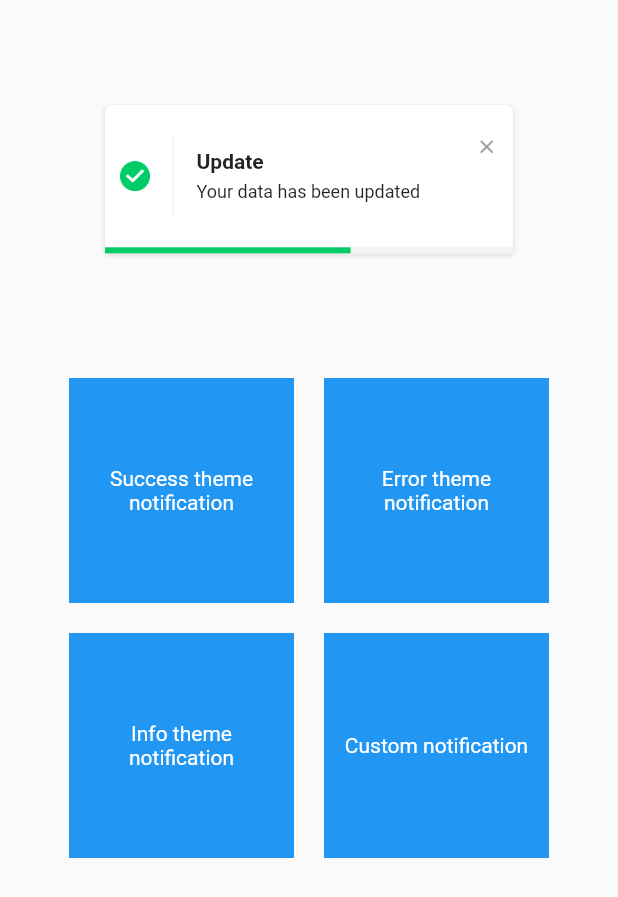
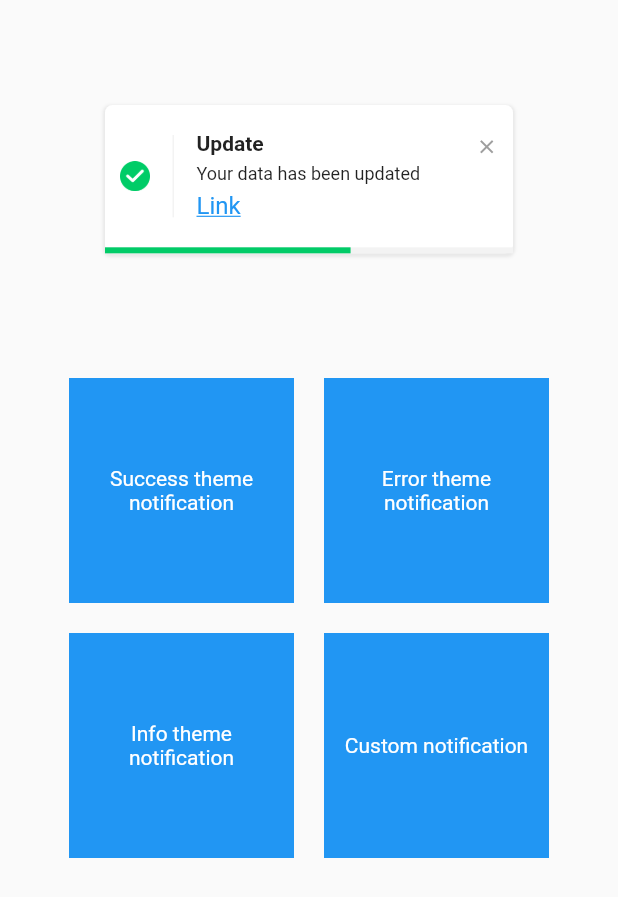
Before and after one commit to koukibadr/Elegant-Notification, a Flutter app: the screen it shows after launch, after a tap on "Success theme notification", on a phone screen of 412 x 824 dp. Shown: the top 897 px of the screen. Run offline on Flutter 3.47's test engine with Material 2 defaults, Android fonts, the phone set to English and light mode, and no system bars.

Commit message:
Add action attribute to widget

```diff
--- a/example/lib/main.dart
+++ b/example/lib/main.dart
@@ -37,6 +37,13 @@ class ExampleApp extends StatelessWidget {
                   ElegantNotification.success(
                     title: Text('Update'),
                     description: Text('Your data has been updated'),
+                    action: Text(
+                      'Link',
+                      style: TextStyle(
+                        decoration: TextDecoration.underline,
+                        color: Colors.blue,
+                      ),
+                    ),
                   ).show(context);
                 },
                 child: Container(
@@ -93,7 +100,9 @@ class ExampleApp extends StatelessWidget {
                 onTap: () {
                   ElegantNotification.info(
                     title: Text('Info'),
-                    description: Text('This account will be updated once you exit'),
+                    description: Text(
+                      'This account will be updated once you exit',
+                    ),
                     showProgressIndicator: false,
                   ).show(context);
                 },
@@ -125,8 +134,9 @@ class ExampleApp extends StatelessWidget {
                         color: Colors.red,
                       ),
                     ),
-                    description:
-                        Text('A new version is available to you please update.'),
+                    description: Text(
+                      'A new version is available to you please update.',
+                    ),
                     icon: Icon(
                       Icons.access_alarm,
                       color: Colors.orange,
--- a/lib/elegant_notification.dart
+++ b/lib/elegant_notification.dart
@@ -29,6 +29,7 @@ class ElegantNotification extends StatefulWidget {
     this.animationDuration = defaultAnimationDuration,
     this.iconSize = defaultIconSize,
     this.notificationPosition = defaultNotificationAlignValue,
+    this.action,
   }) : super(key: key) {
     notificationType = NOTIFICATION_TYPE.custom;
   }
@@ -47,6 +48,7 @@ class ElegantNotification extends StatefulWidget {
     this.animationDuration = defaultAnimationDuration,
     this.showProgressIndicator = defaultShowProgressIndicatorValue,
     this.notificationPosition = defaultNotificationAlignValue,
+    this.action,
   }) : super(key: key) {
     notificationType = NOTIFICATION_TYPE.success;
     progressIndicatorColor = successColor;
@@ -67,6 +69,7 @@ class ElegantNotification extends StatefulWidget {
     this.animationDuration = defaultAnimationDuration,
     this.showProgressIndicator = defaultShowProgressIndicatorValue,
     this.notificationPosition = defaultNotificationAlignValue,
+    this.action,
   }) : super(key: key) {
     notificationType = NOTIFICATION_TYPE.error;
     progressIndicatorColor = errorColor;
@@ -87,6 +90,7 @@ class ElegantNotification extends StatefulWidget {
     this.animationDuration = defaultAnimationDuration,
     this.showProgressIndicator = defaultShowProgressIndicatorValue,
     this.notificationPosition = defaultNotificationAlignValue,
+    this.action,
   }) : super(key: key) {
     notificationType = NOTIFICATION_TYPE.info;
     progressIndicatorColor = inforColor;
@@ -203,6 +207,10 @@ class ElegantNotification extends StatefulWidget {
   ///default value `top`
   ///
   final NOTIFICATION_POSITION notificationPosition;
+
+
+  //TODO add missing code documentation
+  final Widget? action;
 
   ///display the notification on the screen
   ///[context] the context of the application
@@ -336,6 +344,7 @@ class _ElegantNotificationState extends State<ElegantNotification>
                     widget.onCloseButtonPressed?.call();
                   },
                   iconSize: widget.iconSize,
+                  action: widget.action,
                 ),
               ),
               if (widget.showProgressIndicator)
--- a/lib/widgets/toast_content.dart
+++ b/lib/widgets/toast_content.dart
@@ -16,6 +16,7 @@ class ToastContent extends StatelessWidget {
     this.icon,
     this.onCloseButtonPressed,
     this.iconSize = defaultIconSize,
+    this.action,
   }) : super(key: key);
 
   ///The title of the notification if any
@@ -53,6 +54,9 @@ class ToastContent extends StatelessWidget {
   ///
   final Function? onCloseButtonPressed;
 
+  ///TODO add code documentation
+  final Widget? action;
+
   @override
   Widget build(BuildContext context) {
     return Row(
@@ -86,6 +90,13 @@ class ToastContent extends StatelessWidget {
                 ),
               ],
               description.cloneDescription(),
+              if(action != null)
+                ...[
+                  const SizedBox(
+                    height: 5,
+                  ),
+                  action!
+                ]
             ],
           ),
         ),
```
